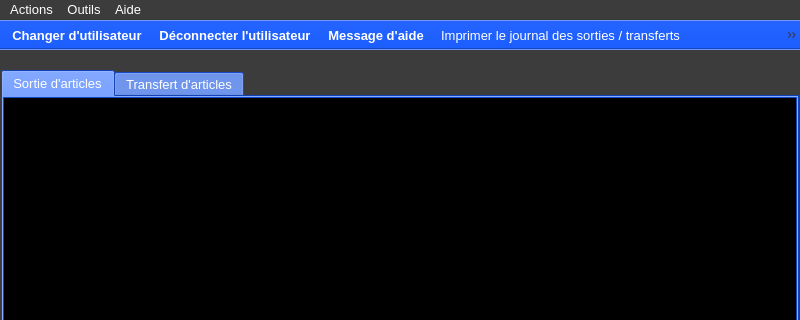
Before: the Qt Designer form ui/yeroth-erp-transactions-window.ui in xnoumbissinoundou/yeroth-erp-3.0, drawn with Qt 5; both pictures show x 0 to 800 and y 0 to 320 of the 800 by 600 pixel window.
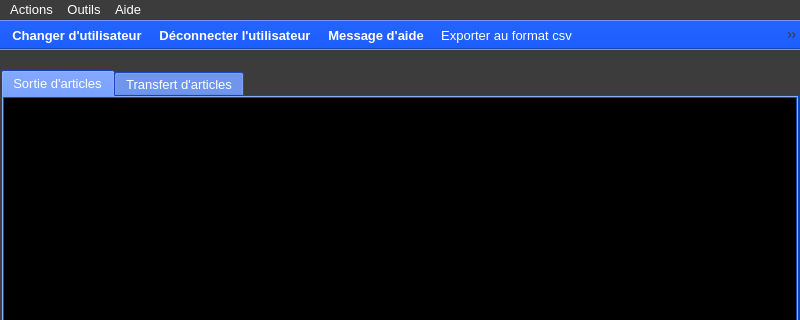
After: the same form once the commit is applied. Icons and pictures are not drawn. Custom widgets are drawn as their Qt base class.

```diff
--- a/ui/yeroth-erp-transactions-window.ui
+++ b/ui/yeroth-erp-transactions-window.ui
@@ -7575,6 +7575,7 @@
    <addaction name="actionChanger_utilisateur"/>
    <addaction name="actionDeconnecter_utilisateur"/>
    <addaction name="actionAppeler_aide"/>
+   <addaction name="actionExporter_au_format_csv"/>
    <addaction name="actionAfficherPDF"/>
    <addaction name="actionMenu"/>
    <addaction name="actionAlertes"/>
```
Left out of the diff: 5 changed lines with no effect on the pictures.
